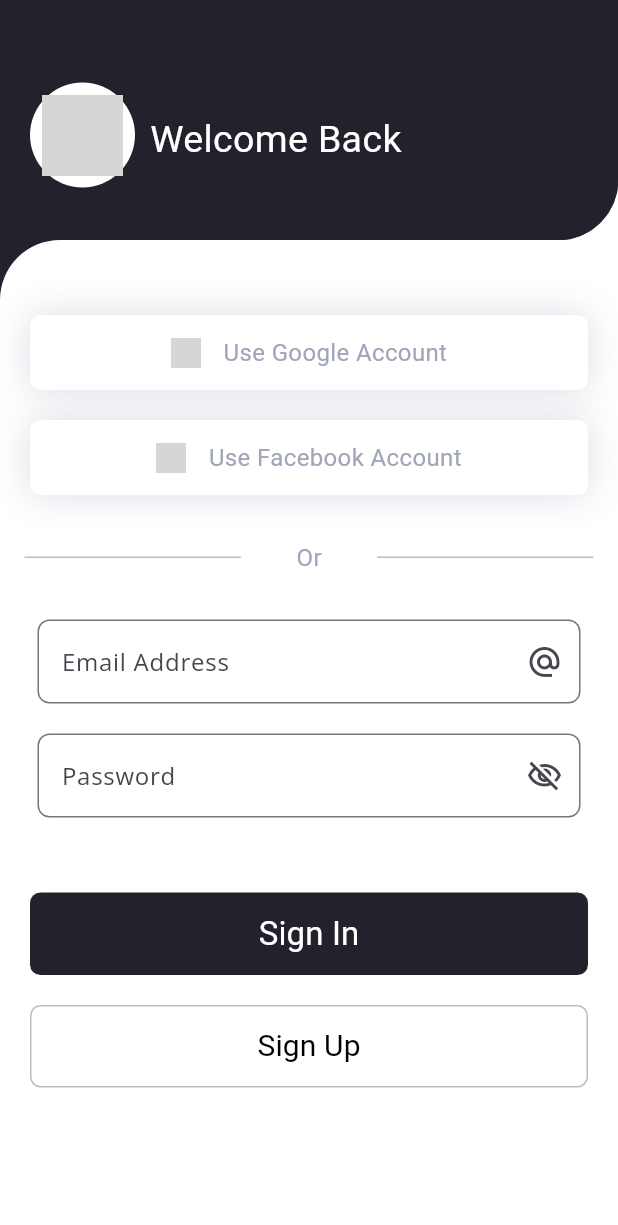
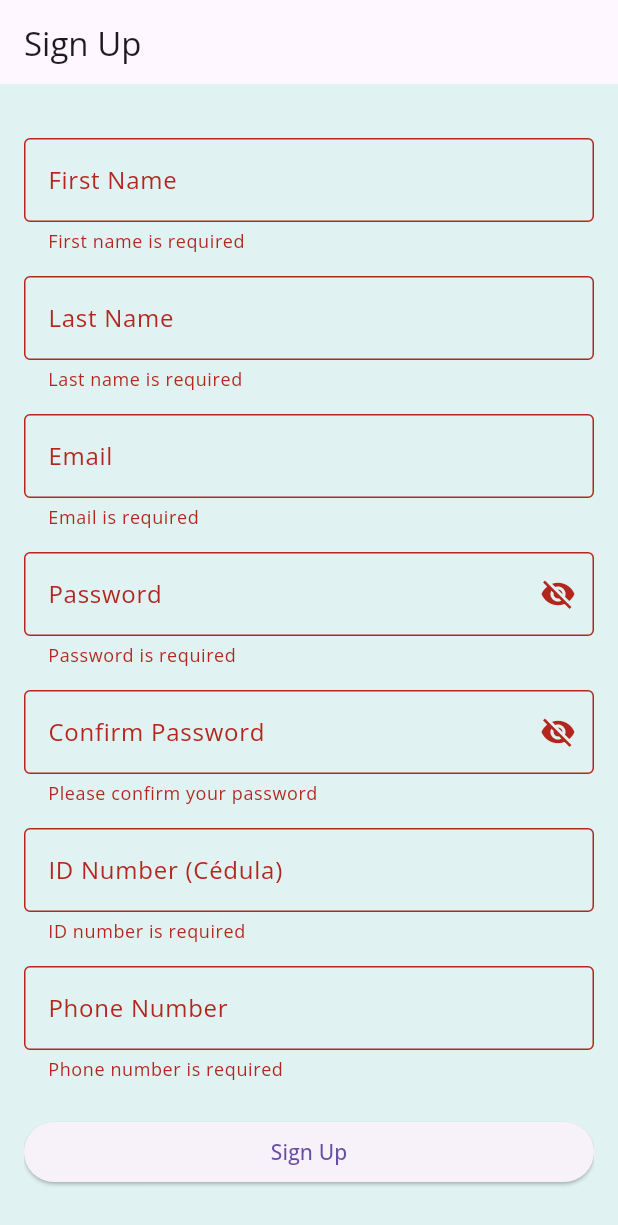
Before and after one commit to JorgeRojas720s/UnRide, a Flutter app: the screen it shows after launch, after a tap on "Sign Up", on a phone screen of 412 x 824 dp. Shown: the top 1225 px of the screen. Run offline on Flutter 3.47's test engine with Material 3 defaults, Android fonts, the phone set to English and light mode, and no system bars; our stand-ins replace bloc, equatable, firebase_auth, firebase_core, flutter_bloc, form_field_validator and 3 more; accounts and stored records are empty; grey boxes are pictures that could not be loaded.

Commit message:
SignUp Screen

```diff
--- a/lib/Routes/routes.dart
+++ b/lib/Routes/routes.dart
@@ -2,9 +2,11 @@ import 'package:flutter/material.dart';
 import '../screens/log-in/log-in.dart';
 import 'package:un_ride/Splash/splash_page.dart';
 import 'package:un_ride/screens/role/role.dart';
+import 'package:un_ride/screens/sign-up/sign-up.dart';
 
 Map<String, Widget Function(BuildContext)> routes = {
   '/logIn': (_) => LoginNinePage(),
   '/splash': (_) => SplashPage(),
   '/role': (_) => RolePage(),
+  '/signUp': (_) => SignUpForm(),
 };
--- a/lib/app.dart
+++ b/lib/app.dart
@@ -47,13 +47,12 @@ class _AppViewState extends State<AppView> {
       theme: theme,
       navigatorKey: _navigatorKey,
       initialRoute: '/splash',
-      routes:routes,
+      routes: routes,
       builder: (context, child) {
         return BlocListener<AuthenticationBloc, AuthenticationState>(
           listener: (context, state) {
             switch (state.status) {
-
-             case AuthenticationStatus.authenticated:
+              case AuthenticationStatus.authenticated:
                 _navigatorKey.currentState?.pushNamedAndRemoveUntil(
                   '/role',
                   (route) => false,
@@ -62,15 +61,15 @@ class _AppViewState extends State<AppView> {
 
               case AuthenticationStatus.unauthenticated:
                 _navigatorKey.currentState?.pushNamedAndRemoveUntil(
-                  '/logIn',
+                  '/signUp',
                   (route) => false,
                 );
                 break;
               case AuthenticationStatus.unknown:
-                _navigatorKey.currentState?.pushNamedAndRemoveUntil(
-                  '/splash',
-                  (route) => false,
-                );
+                //_navigatorKey.currentState?.pushNamedAndRemoveUntil(
+                // '/splash',
+                // (route) => false,
+                //);
                 break;
               default:
                 break;
--- a/lib/main.dart
+++ b/lib/main.dart
@@ -7,7 +7,6 @@ import 'package:un_ride/repository/authentication/authentication_repository.dart
 import 'package:un_ride/simple_bloc_observer.dart';
 import 'package:un_ride/app.dart';
 
-
 void main() async {
   WidgetsFlutterBinding.ensureInitialized();
   await Firebase.initializeApp();
--- a/lib/screens/log-in/log-in.dart
+++ b/lib/screens/log-in/log-in.dart
@@ -188,7 +188,6 @@ class LoginNinePage extends StatelessWidget {
   }
 }
 
-
 //!Boton en el login
 class _ButtonCustom extends StatelessWidget {
   final String text;
--- /dev/null
+++ b/lib/screens/sign-up/sign-up.dart
@@ -0,0 +1,235 @@
+import 'package:flutter/material.dart';
+import 'package:flutter_bloc/flutter_bloc.dart';
+import 'package:form_field_validator/form_field_validator.dart';
+import 'package:un_ride/authentication/authentication.dart';
+import 'package:un_ride/repository/repository.dart';
+
+class SignUpForm extends StatefulWidget {
+  const SignUpForm({Key? key}) : super(key: key);
+
+  @override
+  State<SignUpForm> createState() => _SignUpFormState();
+}
+
+class _SignUpFormState extends State<SignUpForm> {
+  final _formKey = GlobalKey<FormState>();
+
+  final _firstNameController = TextEditingController();
+  final _lastNameController = TextEditingController();
+  final _emailController = TextEditingController();
+  final _passwordController = TextEditingController();
+  final _confirmPasswordController = TextEditingController();
+  final _idNumberController = TextEditingController();
+  final _phoneController = TextEditingController();
+
+  bool _isLoading = false;
+  bool _isPasswordVisible = false;
+  bool _isConfirmPasswordVisible = false;
+
+  @override
+  void dispose() {
+    _firstNameController.dispose();
+    _lastNameController.dispose();
+    _emailController.dispose();
+    _passwordController.dispose();
+    _confirmPasswordController.dispose();
+    _idNumberController.dispose();
+    _phoneController.dispose();
+    super.dispose();
+  }
+
+  void _submitForm() {
+    if (_formKey.currentState!.validate()) {
+      setState(() {
+        _isLoading = true;
+      });
+
+      context.read<AuthenticationBloc>().add(
+        AuthenticationUserRegister(
+          identification: _idNumberController.text.trim(),
+          name: _firstNameController.text.trim(),
+          surname: _lastNameController.text.trim(),
+          email: _emailController.text.trim(),
+          password: _passwordController.text,
+          photoURL: '',
+        ),
+      );
+    }
+  }
+
+  @override
+  Widget build(BuildContext context) {
+    return Scaffold(
+      appBar: AppBar(title: const Text('Sign Up')),
+      body: BlocListener<AuthenticationBloc, AuthenticationState>(
+        listener: (context, state) {
+          if (state.status == AuthenticationStatus.authenticated) {
+            setState(() {
+              _isLoading = false;
+            });
+          } else if (state.status == AuthenticationStatus.unauthenticated) {
+            setState(() {
+              _isLoading = false;
+            });
+            ScaffoldMessenger.of(context).showSnackBar(
+              const SnackBar(
+                content: Text('Registration failed. Please try again.'),
+                backgroundColor: Colors.red,
+              ),
+            );
+          }
+        },
+        child: Padding(
+          padding: const EdgeInsets.all(16.0),
+          child: Form(
+            key: _formKey,
+            child: SingleChildScrollView(
+              child: Column(
+                crossAxisAlignment: CrossAxisAlignment.stretch,
+                children: [
+                  const SizedBox(height: 20),
+                  TextFormField(
+                    controller: _firstNameController,
+                    decoration: const InputDecoration(
+                      labelText: 'First Name',
+                      border: OutlineInputBorder(),
+                    ),
+                    validator: RequiredValidator(
+                      errorText: 'First name is required',
+                    ),
+                  ),
+                  const SizedBox(height: 16),
+                  TextFormField(
+                    controller: _lastNameController,
+                    decoration: const InputDecoration(
+                      labelText: 'Last Name',
+                      border: OutlineInputBorder(),
+                    ),
+                    validator: RequiredValidator(
+                      errorText: 'Last name is required',
+                    ),
+                  ),
+                  const SizedBox(height: 16),
+                  TextFormField(
+                    controller: _emailController,
+                    decoration: const InputDecoration(
+                      labelText: 'Email',
+                      border: OutlineInputBorder(),
+                    ),
+                    keyboardType: TextInputType.emailAddress,
+                    validator: MultiValidator([
+                      RequiredValidator(errorText: 'Email is required'),
+                      EmailValidator(errorText: 'Enter a valid email address'),
+                    ]),
+                  ),
+                  const SizedBox(height: 16),
+                  TextFormField(
+                    controller: _passwordController,
+                    decoration: InputDecoration(
+                      labelText: 'Password',
+                      border: const OutlineInputBorder(),
+                      suffixIcon: IconButton(
+                        icon: Icon(
+                          _isPasswordVisible
+                              ? Icons.visibility
+                              : Icons.visibility_off,
+                        ),
+                        onPressed: () {
+                          setState(() {
+                            _isPasswordVisible = !_isPasswordVisible;
+                          });
+                        },
+                      ),
+                    ),
+                    obscureText: !_isPasswordVisible,
+                    validator: MultiValidator([
+                      RequiredValidator(errorText: 'Password is required'),
+                      MinLengthValidator(
+                        6,
+                        errorText: 'Password must be at least 6 characters',
+                      ),
+                    ]),
+                  ),
+                  const SizedBox(height: 16),
+                  TextFormField(
+                    controller: _confirmPasswordController,
+                    decoration: InputDecoration(
+                      labelText: 'Confirm Password',
+                      border: const OutlineInputBorder(),
+                      suffixIcon: IconButton(
+                        icon: Icon(
+                          _isConfirmPasswordVisible
+                              ? Icons.visibility
+                              : Icons.visibility_off,
+                        ),
+                        onPressed: () {
+                          setState(() {
+                            _isConfirmPasswordVisible =
+                                !_isConfirmPasswordVisible;
+                          });
+                        },
+                      ),
+                    ),
+                    obscureText: !_isConfirmPasswordVisible,
+                    validator: (value) {
+                      if (value!.isEmpty) {
+                        return 'Please confirm your password';
+                      }
+                      if (value != _passwordController.text) {
+                        return 'Passwords do not match';
+                      }
+                      return null;
+                    },
+                  ),
+                  const SizedBox(height: 16),
+                  TextFormField(
+                    controller: _idNumberController,
+                    decoration: const InputDecoration(
+                      labelText: 'ID Number (Cédula)',
+                      border: OutlineInputBorder(),
+                    ),
+                    keyboardType: TextInputType.number,
+                    validator: RequiredValidator(
+                      errorText: 'ID number is required',
+                    ),
+                  ),
+                  const SizedBox(height: 16),
+                  TextFormField(
+                    controller: _phoneController,
+                    decoration: const InputDecoration(
+                      labelText: 'Phone Number',
+                      border: OutlineInputBorder(),
+                    ),
+                    keyboardType: TextInputType.phone,
+                    validator: RequiredValidator(
+                      errorText: 'Phone number is required',
+                    ),
+                  ),
+                  const SizedBox(height: 24),
+                  ElevatedButton(
+                    onPressed: _isLoading ? null : _submitForm,
+                    child:
+                        _isLoading
+                            ? const SizedBox(
+                              height: 20,
+                              width: 20,
+                              child: CircularProgressIndicator(strokeWidth: 2),
+                            )
+                            : const Text('Sign Up'),
+                  ),
+                  const SizedBox(height: 16),
+                  TextButton(
+                    onPressed: () {
+                      Navigator.of(context).pushReplacementNamed('/logIn');
+                    },
+                    child: const Text('Already have an account? Log In'),
+                  ),
+                ],
+              ),
+            ),
+          ),
+        ),
+      ),
+    );
+  }
+}
--- a/pubspec.yaml
+++ b/pubspec.yaml
@@ -42,6 +42,7 @@ dependencies:
   flutter_bloc: ^9.1.1
   formz: ^0.8.0
   lottie: ^3.3.1
+  form_field_validator: ^1.1.0
 
 
 dev_dependencies:
```
Also changed, not shown: pubspec.lock.
